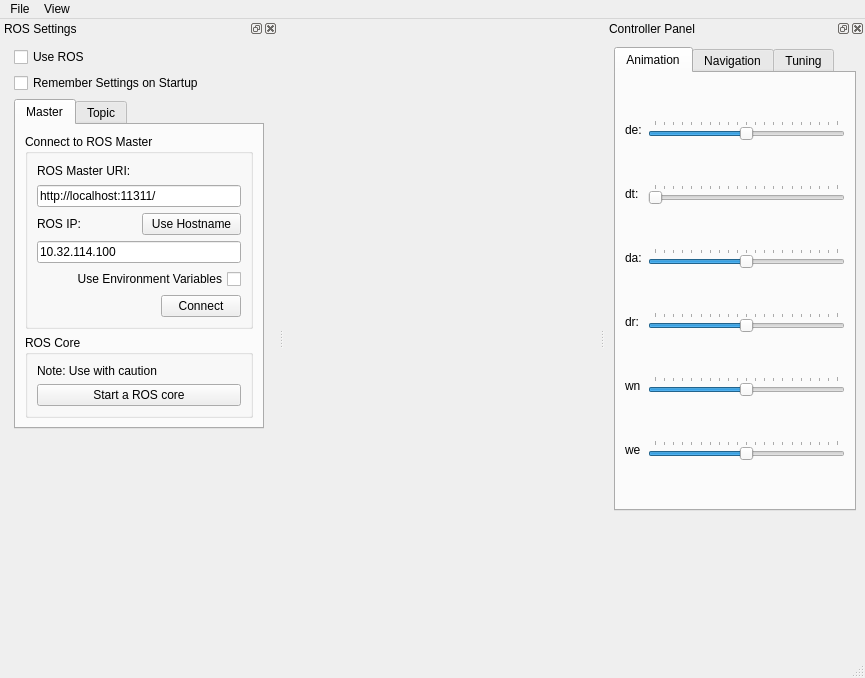
Before: the Qt Designer form ui/mainwindow.ui in mjhaskell/EE_674, drawn with Qt 5.
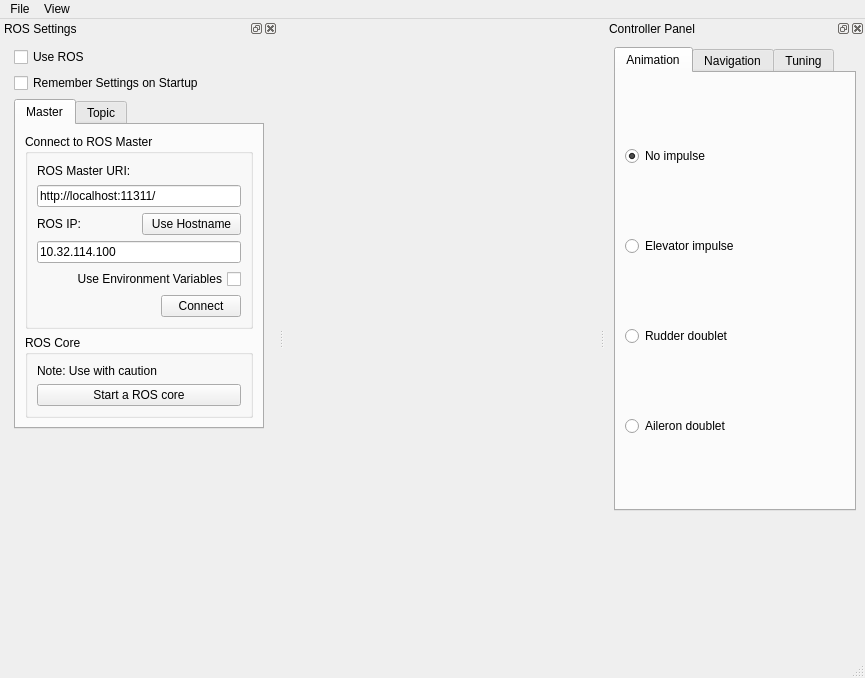
After: the same form once the commit is applied. Icons and pictures are not drawn.

```diff
--- a/ui/mainwindow.ui
+++ b/ui/mainwindow.ui
@@ -470,198 +470,37 @@
          <string>Animation</string>
         </attribute>
         <layout class="QGridLayout" name="gridLayout_12">
-         <item row="4" column="1">
-          <widget class="QSlider" name="wn_slider">
-           <property name="minimum">
-            <number>-10</number>
-           </property>
-           <property name="maximum">
-            <number>10</number>
-           </property>
-           <property name="singleStep">
-            <number>1</number>
-           </property>
-           <property name="pageStep">
-            <number>1</number>
-           </property>
-           <property name="value">
-            <number>0</number>
-           </property>
-           <property name="orientation">
-            <enum>Qt::Horizontal</enum>
-           </property>
-           <property name="tickPosition">
-            <enum>QSlider::TicksAbove</enum>
-           </property>
-           <property name="tickInterval">
-            <number>1</number>
-           </property>
-          </widget>
-         </item>
          <item row="2" column="0">
-          <widget class="QLabel" name="label_18">
+          <widget class="QRadioButton" name="r_radio">
            <property name="text">
-            <string>da:</string>
-           </property>
-          </widget>
-         </item>
-         <item row="3" column="0">
-          <widget class="QLabel" name="label_19">
-           <property name="text">
-            <string>dr:</string>
-           </property>
-          </widget>
-         </item>
-         <item row="0" column="1">
-          <widget class="QSlider" name="de_slider">
-           <property name="minimum">
-            <number>-10</number>
-           </property>
-           <property name="maximum">
-            <number>10</number>
-           </property>
-           <property name="pageStep">
-            <number>1</number>
-           </property>
-           <property name="sliderPosition">
-            <number>0</number>
-           </property>
-           <property name="tracking">
-            <bool>true</bool>
-           </property>
-           <property name="orientation">
-            <enum>Qt::Horizontal</enum>
-           </property>
-           <property name="tickPosition">
-            <enum>QSlider::TicksAbove</enum>
-           </property>
-           <property name="tickInterval">
-            <number>1</number>
-           </property>
-          </widget>
-         </item>
-         <item row="5" column="1">
-          <widget class="QSlider" name="we_slider">
-           <property name="minimum">
-            <number>-10</number>
-           </property>
-           <property name="maximum">
-            <number>10</number>
-           </property>
-           <property name="singleStep">
-            <number>1</number>
-           </property>
-           <property name="pageStep">
-            <number>1</number>
-           </property>
-           <property name="orientation">
-            <enum>Qt::Horizontal</enum>
-           </property>
-           <property name="tickPosition">
-            <enum>QSlider::TicksAbove</enum>
-           </property>
-           <property name="tickInterval">
-            <number>1</number>
-           </property>
-          </widget>
-         </item>
-         <item row="0" column="0">
-          <widget class="QLabel" name="label_16">
-           <property name="text">
-            <string>de:</string>
-           </property>
-           <property name="alignment">
-            <set>Qt::AlignLeading|Qt::AlignLeft|Qt::AlignVCenter</set>
-           </property>
-          </widget>
-         </item>
-         <item row="5" column="0">
-          <widget class="QLabel" name="label_21">
-           <property name="text">
-            <string>we</string>
-           </property>
-          </widget>
-         </item>
-         <item row="3" column="1">
-          <widget class="QSlider" name="dr_slider">
-           <property name="minimum">
-            <number>-10</number>
-           </property>
-           <property name="maximum">
-            <number>10</number>
-           </property>
-           <property name="singleStep">
-            <number>1</number>
-           </property>
-           <property name="pageStep">
-            <number>1</number>
-           </property>
-           <property name="orientation">
-            <enum>Qt::Horizontal</enum>
-           </property>
-           <property name="tickPosition">
-            <enum>QSlider::TicksAbove</enum>
-           </property>
-           <property name="tickInterval">
-            <number>1</number>
-           </property>
-          </widget>
-         </item>
-         <item row="2" column="1">
-          <widget class="QSlider" name="da_slider">
-           <property name="minimum">
-            <number>-10</number>
-           </property>
-           <property name="maximum">
-            <number>10</number>
-           </property>
-           <property name="pageStep">
-            <number>1</number>
-           </property>
-           <property name="orientation">
-            <enum>Qt::Horizontal</enum>
-           </property>
-           <property name="tickPosition">
-            <enum>QSlider::TicksAbove</enum>
-           </property>
-           <property name="tickInterval">
-            <number>1</number>
-           </property>
-          </widget>
-         </item>
-         <item row="4" column="0">
-          <widget class="QLabel" name="label_20">
-           <property name="text">
-            <string>wn</string>
+            <string>Rudder doublet</string>
            </property>
           </widget>
          </item>
          <item row="1" column="0">
-          <widget class="QLabel" name="label_17">
+          <widget class="QRadioButton" name="e_radio">
            <property name="text">
-            <string>dt:</string>
+            <string>Elevator impulse</string>
            </property>
+           <property name="checked">
+            <bool>false</bool>
+           </property>
           </widget>
          </item>
-         <item row="1" column="1">
-          <widget class="QSlider" name="dt_slider">
-           <property name="minimum">
-            <number>0</number>
+         <item row="0" column="0">
+          <widget class="QRadioButton" name="n_radio">
+           <property name="text">
+            <string>No impulse</string>
            </property>
-           <property name="maximum">
-            <number>20</number>
+           <property name="checked">
+            <bool>true</bool>
            </property>
-           <property name="pageStep">
-            <number>1</number>
-           </property>
-           <property name="orientation">
-            <enum>Qt::Horizontal</enum>
-           </property>
-           <property name="tickPosition">
-            <enum>QSlider::TicksAbove</enum>
-           </property>
-           <property name="tickInterval">
-            <number>1</number>
+          </widget>
+         </item>
+         <item row="3" column="0">
+          <widget class="QRadioButton" name="a_radio">
+           <property name="text">
+            <string>Aileron doublet</string>
            </property>
           </widget>
          </item>
```
